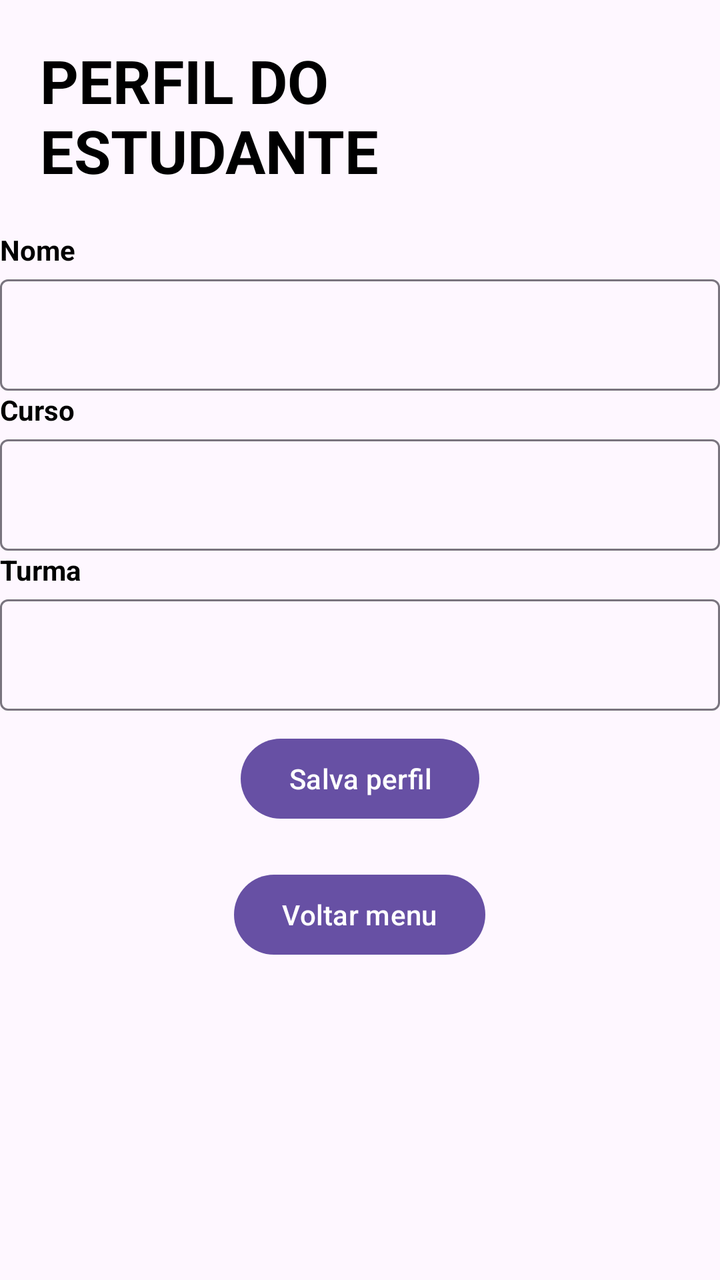
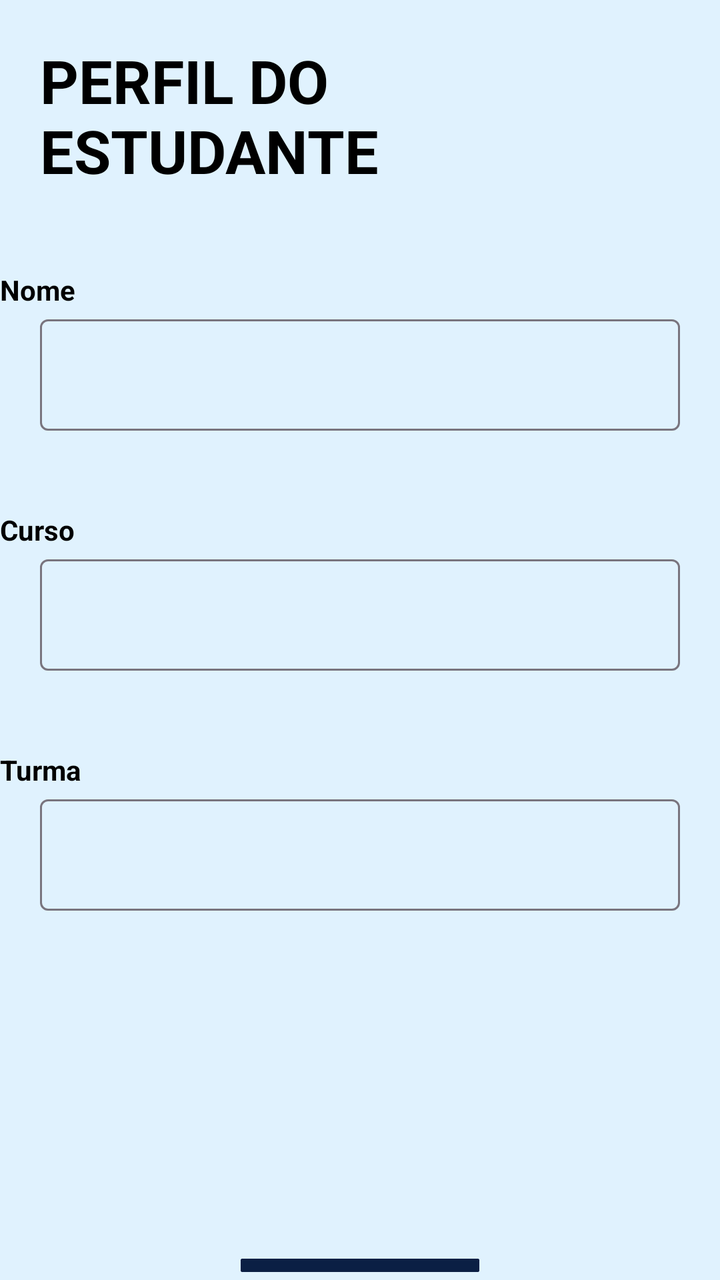

Two renders of the same Android screen: before a commit and after it. Below are the layout's source before the change and the commit's diff.
<!-- AndroidManifest.xml: application theme Theme.MyApp -->
<!-- res/layout/perfil_layout.xml -->
<?xml version="1.0" encoding="utf-8"?>
<LinearLayout xmlns:android="http://schemas.android.com/apk/res/android"
    xmlns:app="http://schemas.android.com/apk/res-auto"
    xmlns:tools="http://schemas.android.com/tools"
    android:id="@+id/main"
    android:layout_width="match_parent"
    android:layout_height="match_parent"
    android:orientation="vertical"
    tools:context=".resumoActivity">


    <TextView
        android:layout_width="match_parent"
        android:layout_height="wrap_content"
        android:layout_margin="20dp"
        android:text="PERFIL DO ESTUDANTE"
        android:textColor="@color/black"
        android:textSize="30dp"
        android:textStyle="bold" />

    <TextView
        android:layout_width="match_parent"
        android:layout_height="wrap_content"
        android:text="Nome"
        android:textColor="@color/black"
        android:textStyle="bold" />

    <com.google.android.material.textfield.TextInputLayout
        android:layout_width="match_parent"
        android:layout_height="wrap_content"
        app:endIconMode="clear_text">

        <com.google.android.material.textfield.TextInputEditText
            android:layout_width="match_parent"
            android:layout_height="wrap_content"
            android:inputType="textEmailAddress"
            android:maxLength="50" />
    </com.google.android.material.textfield.TextInputLayout>

    <TextView
        android:layout_width="match_parent"
        android:layout_height="wrap_content"
        android:text="Curso"
        android:textColor="@color/black"
        android:textStyle="bold" />

    <com.google.android.material.textfield.TextInputLayout
        android:layout_width="match_parent"
        android:layout_height="wrap_content"
        app:endIconMode="clear_text">

        <com.google.android.material.textfield.TextInputEditText
            android:layout_width="match_parent"
            android:layout_height="wrap_content"
            android:inputType="textEmailAddress"
            android:maxLength="50" />

        <TextView
            android:layout_width="match_parent"
            android:layout_height="wrap_content"
            android:text="Turma"
            android:textColor="@color/black"
            android:textStyle="bold" />
    </com.google.android.material.textfield.TextInputLayout>

    <com.google.android.material.textfield.TextInputLayout
        android:layout_width="match_parent"
        android:layout_height="wrap_content"
        app:endIconMode="clear_text">

        <com.google.android.material.textfield.TextInputEditText
            android:layout_width="match_parent"
            android:layout_height="wrap_content"
            android:inputType="textEmailAddress"
            android:maxLength="50" />
    </com.google.android.material.textfield.TextInputLayout>

    <Button
        android:id="@+id/btnCadastrarestudo"
        android:layout_width="wrap_content"
        android:layout_height="wrap_content"
        android:layout_gravity="center_horizontal"
        android:layout_margin="10dp"
        android:text="Salva perfil" />





    <Button
        android:id="@+id/btnvoltarMenu"
        android:layout_width="wrap_content"
        android:layout_height="wrap_content"
        android:layout_gravity="center_horizontal"
        android:layout_margin="10dp"
        android:text="Voltar menu" />


</LinearLayout>
<!-- resources referenced by this layout -->
<resources>
  <color name="black">#FF000000</color>
  <style name="Theme.MyApp" parent="Base.Theme.MyApp" />
  <style name="Base.Theme.MyApp" parent="Theme.Material3.DayNight.NoActionBar">
          
          
      </style>
</resources>

<!-- the commit's change to res/layout/perfil_layout.xml (unified diff, before → after) -->
@@ -6,6 +6,7 @@
     android:layout_width="match_parent"
     android:layout_height="match_parent"
     android:orientation="vertical"
+    android:background="#E0F2FE"
     tools:context=".resumoActivity">
 
 
@@ -22,6 +23,7 @@
         android:layout_width="match_parent"
         android:layout_height="wrap_content"
         android:text="Nome"
+        android:layout_marginTop="20dp"
         android:textColor="@color/black"
         android:textStyle="bold" />
 
@@ -34,6 +36,7 @@
             android:layout_width="match_parent"
             android:layout_height="wrap_content"
             android:inputType="textEmailAddress"
+            android:layout_margin="20dp"
             android:maxLength="50" />
     </com.google.android.material.textfield.TextInputLayout>
 
@@ -41,6 +44,7 @@
         android:layout_width="match_parent"
         android:layout_height="wrap_content"
         android:text="Curso"
+        android:layout_marginTop="20dp"
         android:textColor="@color/black"
         android:textStyle="bold" />
 
@@ -53,12 +57,14 @@
             android:layout_width="match_parent"
             android:layout_height="wrap_content"
             android:inputType="textEmailAddress"
+            android:layout_margin="20dp"
             android:maxLength="50" />
 
         <TextView
             android:layout_width="match_parent"
             android:layout_height="wrap_content"
             android:text="Turma"
+            android:layout_marginTop="20dp"
             android:textColor="@color/black"
             android:textStyle="bold" />
     </com.google.android.material.textfield.TextInputLayout>
@@ -72,25 +78,30 @@
             android:layout_width="match_parent"
             android:layout_height="wrap_content"
             android:inputType="textEmailAddress"
+            android:layout_margin="20dp"
             android:maxLength="50" />
     </com.google.android.material.textfield.TextInputLayout>
 
-    <Button
+    <com.google.android.material.button.MaterialButton
         android:id="@+id/btnCadastrarestudo"
         android:layout_width="wrap_content"
         android:layout_height="wrap_content"
         android:layout_gravity="center_horizontal"
-        android:layout_margin="10dp"
+        android:layout_marginTop="150dp"
+        app:cornerRadius="1dp"
+        android:backgroundTint = "#0B1F44"
         android:text="Salva perfil" />
 
 
 
 
 
-    <Button
+    <com.google.android.material.button.MaterialButton
         android:id="@+id/btnvoltarMenu"
         android:layout_width="wrap_content"
         android:layout_height="wrap_content"
+        app:cornerRadius="1dp"
+        android:backgroundTint = "#0B1F44"
         android:layout_gravity="center_horizontal"
         android:layout_margin="10dp"
         android:text="Voltar menu" />
